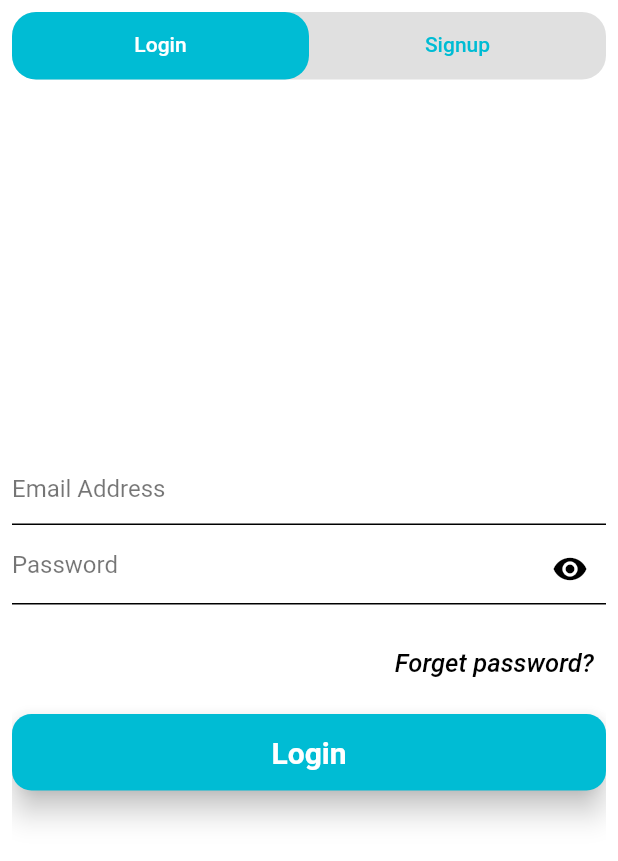
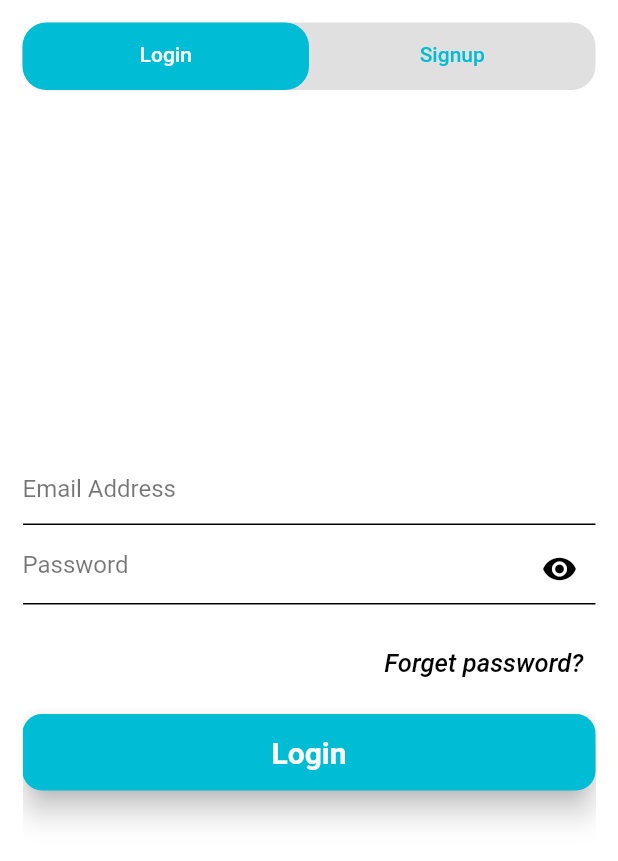
Before and after one commit to DANIEL-DEMELASH/freelancer_clone, a Flutter app: the screen it shows after launch, on a phone screen of 412 x 824 dp. Shown: the top 861 px of the screen. Run offline on Flutter 3.47's test engine with Material 2 defaults, Android fonts, the phone set to English and light mode, and no system bars; our stand-ins replace cloud_firestore, firebase_auth, firebase_core, firebase_storage, fluttertoast, image_cropper and 1 more; accounts and stored records are empty.

```diff
--- a/lib/main.dart
+++ b/lib/main.dart
@@ -2,63 +2,28 @@ import 'package:firebase_core/firebase_core.dart';
 import 'package:flutter/material.dart';
 import 'package:freelancer_clone/screens/auth_screen.dart';
 
+import 'screens/user_display_screen.dart';
 import 'services/auth.dart';
 
 void main() async {
   WidgetsFlutterBinding.ensureInitialized();
-  runApp(MyApp());
+  await Firebase.initializeApp();
+  runApp(const MyApp());
 }
 
 class MyApp extends StatelessWidget {
-  MyApp({super.key});
-
-  final Future<FirebaseApp> _initialization = Firebase.initializeApp();
+  const MyApp({super.key});
 
   @override
   Widget build(BuildContext context) {
-    return FutureBuilder(
-        future: _initialization,
-        builder: ((context, snapshot) {
-          if (snapshot.connectionState == ConnectionState.waiting) {
-            return const MaterialApp(
-              home: Scaffold(
-                body: Center(
-                  child: Text(
-                    'Freelancer clone app is being initialized',
-                    style: TextStyle(
-                        fontSize: 40,
-                        fontWeight: FontWeight.bold,
-                        color: Colors.cyan,
-                        fontFamily: 'Signatra'),
-                  ),
-                ),
-              ),
-            );
-          } else if (snapshot.hasError) {
-            return MaterialApp(
-              home: Scaffold(
-                body: Center(
-                  child: Text(
-                    snapshot.error.toString(),
-                    style: const TextStyle(
-                        fontSize: 40,
-                        fontWeight: FontWeight.bold,
-                        color: Colors.cyan,
-                        fontFamily: 'Signatra'),
-                  ),
-                ),
-              ),
-            );
-          }
     return MaterialApp(
       debugShowCheckedModeBanner: false,
       title: 'Freelance Clone',
       theme: ThemeData(
         primarySwatch: Colors.blue,
-                scaffoldBackgroundColor: Colors.black),
+      ),
       home: const Root(),
     );
-        }));
   }
 }
 
@@ -92,26 +57,3 @@ class _RootState extends State<Root> {
     );
   }
 }
-
-class Display extends StatelessWidget {
-  const Display({super.key});
-
-  @override
-  Widget build(BuildContext context) {
-    return Scaffold(
-        backgroundColor: Colors.white,
-        body: Center(
-          child: Column(
-            mainAxisAlignment: MainAxisAlignment.center,
-            children: [
-              Text(Auth().currentUser!.email.toString()),
-              TextButton(
-                  onPressed: () async {
-                    await Auth().signOut(context);
-                  },
-                  child: const Text('logout'))
-            ],
-          ),
-        ));
-  }
-}
--- a/lib/screens/auth_screen.dart
+++ b/lib/screens/auth_screen.dart
@@ -78,7 +78,7 @@ class _AuthScreenState extends State<AuthScreen>
       backgroundColor: Colors.white,
       body: SafeArea(
         child: Padding(
-          padding: const EdgeInsets.all(8.0),
+          padding: const EdgeInsets.all(15.0),
           child: Column(
             children: [
               Container(
```
Also changed, not shown: lib/screens/forget_password_screen.dart (+85 -1 lines), lib/screens/user_display_screen.dart (added, +26 -0 lines), lib/services/auth.dart (+14 -0 lines), 1 other file. Lines whose indentation alone changed are shown as unchanged.
